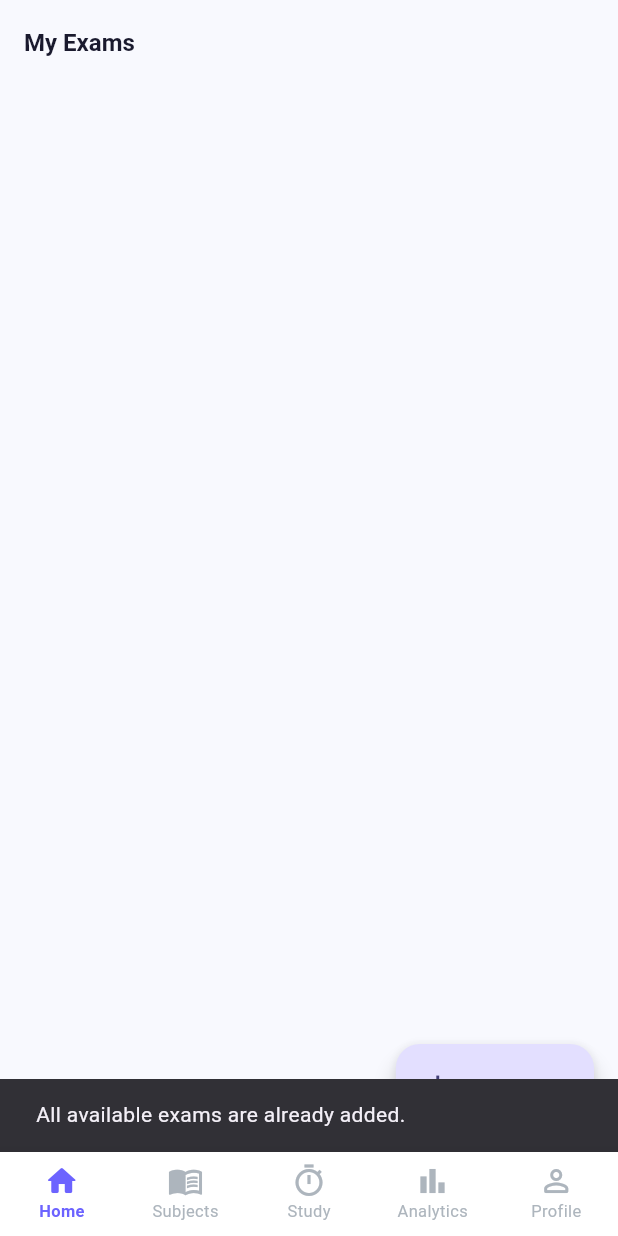
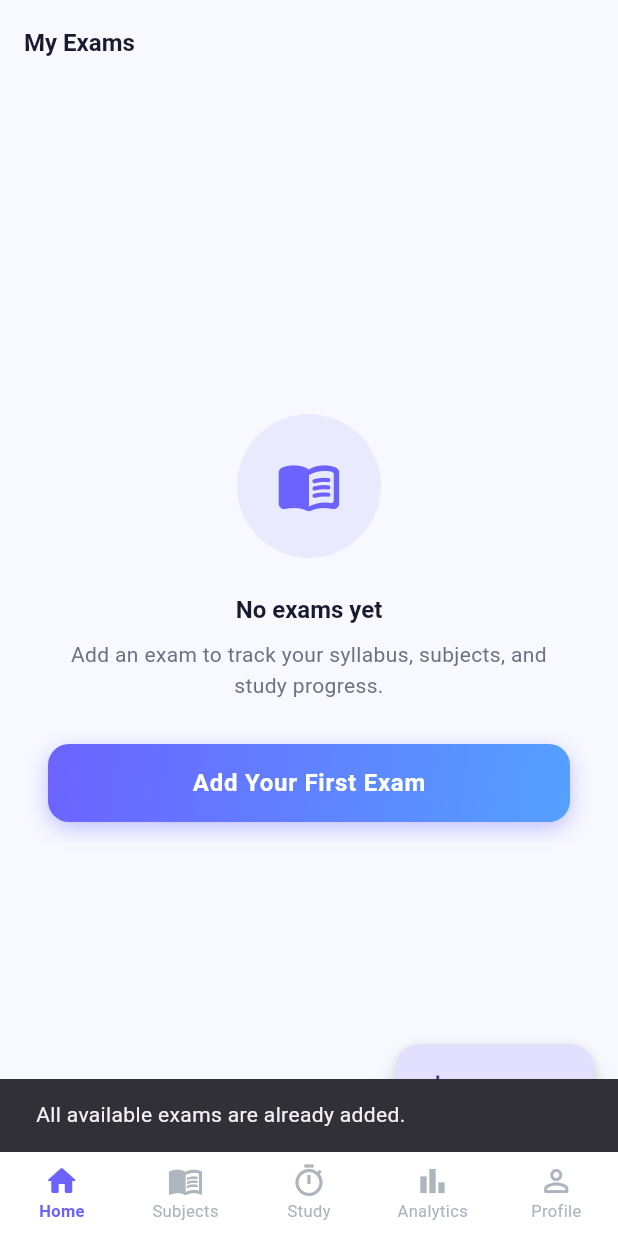
Before and after one commit to raghuveer92/exam-sathi-flutter, a Flutter app: the ProfileScreen screen opened by its route, after a tap on "My Exams", after a tap on "Add Exam", on a phone screen of 412 x 824 dp. Run offline on Flutter 3.47's test engine with Material 3 defaults, Android fonts, the phone set to English and light mode, and no system bars; our stand-ins replace dio, equatable, firebase_analytics, firebase_core, firebase_crashlytics, fl_chart and 7 more; accounts and stored records are empty; network calls fail; Roboto replaces fonts that are missing (Poppins).

Commit message:
Fix signup navigation and add My Exams empty state.
Keep users on login/register during auth loading, route new users to onboarding after signup, and show a centered placeholder when no exams are added.

Co-authored-by: Cursor <cursoragent@cursor.com>

```diff
--- a/lib/data/repositories/auth_repository.dart
+++ b/lib/data/repositories/auth_repository.dart
@@ -13,7 +13,8 @@ class AuthRepository {
       ApiEndpoints.login,
       data: {'email': email, 'password': password},
     );
-    final data = response.data['data'];
+    final body = response.data as Map<String, dynamic>;
+    final data = body['data'] as Map<String, dynamic>;
     await _client.saveToken(data['accessToken'] as String);
     return data;
   }
@@ -33,7 +34,8 @@ class AuthRepository {
         if (phone != null) 'phone': phone,
       },
     );
-    final data = response.data['data'];
+    final body = response.data as Map<String, dynamic>;
+    final data = body['data'] as Map<String, dynamic>;
     await _client.saveToken(data['accessToken'] as String);
     return data;
   }
--- a/lib/presentation/screens/auth/register_screen.dart
+++ b/lib/presentation/screens/auth/register_screen.dart
@@ -48,7 +48,6 @@ class _RegisterScreenState extends State<RegisterScreen> {
       appBar: AppBar(leading: const BackButton()),
       body: BlocConsumer<AuthBloc, AuthState>(
         listener: (context, state) {
-          if (state is AuthAuthenticated) context.go('/my-exams?onboarding=1');
           if (state is AuthError) {
             ScaffoldMessenger.of(context).showSnackBar(
               SnackBar(
--- a/lib/presentation/screens/profile/my_exams_screen.dart
+++ b/lib/presentation/screens/profile/my_exams_screen.dart
@@ -446,6 +446,56 @@ class _MyExamsScreenState extends State<MyExamsScreen> {
     await _syncUserInState();
   }
 
+  Widget _buildEmptyState() {
+    return Center(
+      child: Padding(
+        padding: const EdgeInsets.symmetric(horizontal: 32),
+        child: Column(
+          mainAxisAlignment: MainAxisAlignment.center,
+          children: [
+            Container(
+              width: 96,
+              height: 96,
+              decoration: BoxDecoration(
+                color: AppColors.primary.withValues(alpha: 0.1),
+                shape: BoxShape.circle,
+              ),
+              child: const Icon(
+                Icons.menu_book_rounded,
+                size: 44,
+                color: AppColors.primary,
+              ),
+            ),
+            const SizedBox(height: 24),
+            Text(
+              'No exams yet',
+              style: Theme.of(context).textTheme.titleLarge?.copyWith(
+                    fontWeight: FontWeight.w700,
+                    color: AppColors.textPrimary,
+                  ),
+            ),
+            const SizedBox(height: 10),
+            Text(
+              widget.isOnboarding
+                  ? 'Add your first exam to start tracking your syllabus and progress.'
+                  : 'Add an exam to track your syllabus, subjects, and study progress.',
+              textAlign: TextAlign.center,
+              style: Theme.of(context).textTheme.bodyMedium?.copyWith(
+                    color: AppColors.textSecondary,
+                    height: 1.5,
+                  ),
+            ),
+            const SizedBox(height: 28),
+            GradientButton(
+              label: 'Add Your First Exam',
+              onPressed: _addExam,
+            ),
+          ],
+        ),
+      ),
+    );
+  }
+
   Future<void> _delete(UserExamModel ue) async {
     final ok = await showDialog<bool>(
       context: context,
@@ -506,10 +556,20 @@ class _MyExamsScreenState extends State<MyExamsScreen> {
           ? const Center(child: CircularProgressIndicator())
           : RefreshIndicator(
               onRefresh: _load,
-              child: ListView.builder(
-                padding: const EdgeInsets.fromLTRB(16, 16, 16, 100),
-                itemCount: _myExams.length,
-                itemBuilder: (_, i) {
+              child: _myExams.isEmpty
+                  ? LayoutBuilder(
+                      builder: (context, constraints) => SingleChildScrollView(
+                        physics: const AlwaysScrollableScrollPhysics(),
+                        child: ConstrainedBox(
+                          constraints: BoxConstraints(minHeight: constraints.maxHeight),
+                          child: _buildEmptyState(),
+                        ),
+                      ),
+                    )
+                  : ListView.builder(
+                      padding: const EdgeInsets.fromLTRB(16, 16, 16, 100),
+                      itemCount: _myExams.length,
+                      itemBuilder: (_, i) {
                   final e = _myExams[i];
                   final p = (e.progressPercent ?? 0).clamp(0, 100) / 100.0;
                   return Card(
```
Also changed, not shown: lib/core/router/app_router.dart (+6 -1 lines), lib/presentation/screens/splash/splash_screen.dart (+8 -1 lines).
